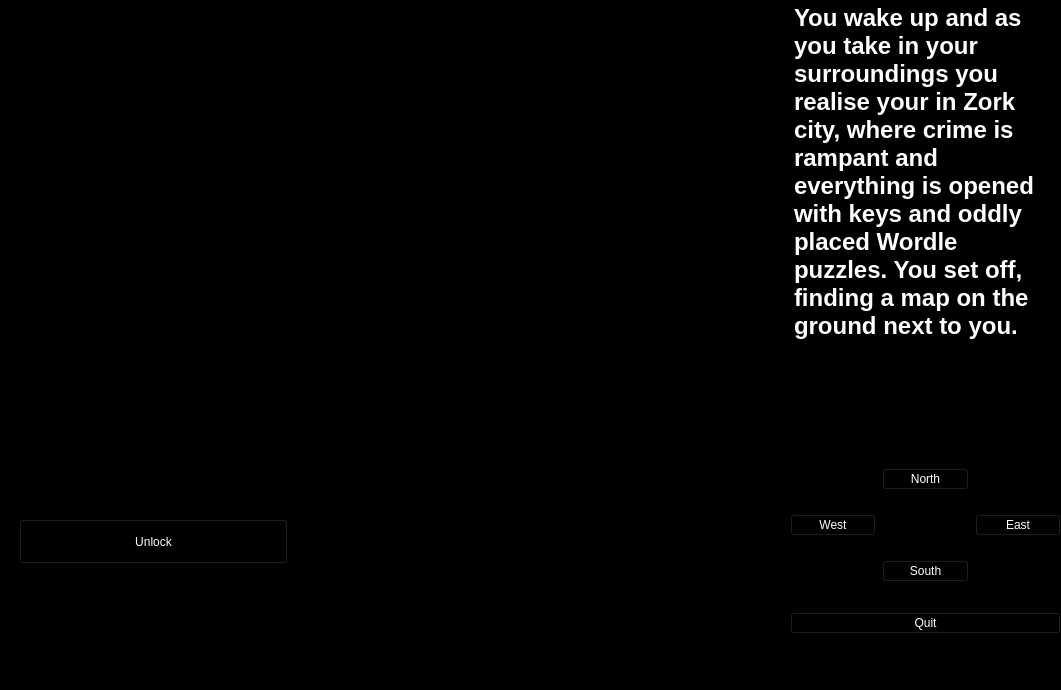
Before: the Qt Designer form ZorkQT/mainwindow.ui in Jackobrien4555/CS4076-Zork, drawn with Qt 5.
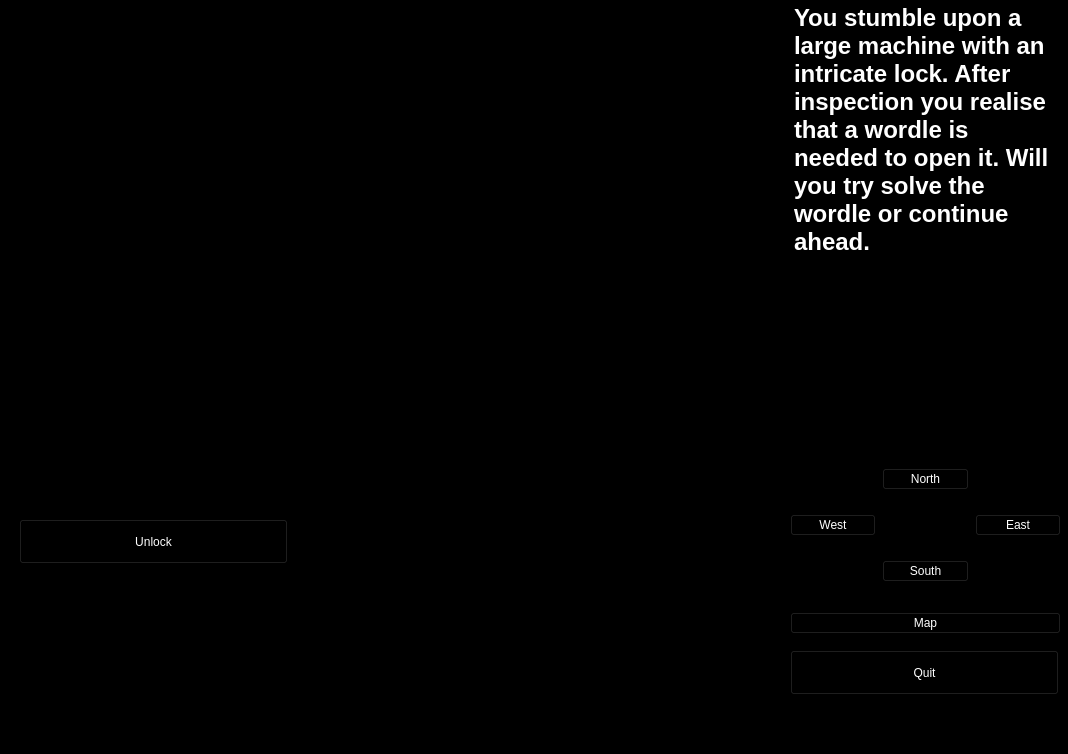
After: the same form once the commit is applied. The open tabs and pages were chosen to show the change. Icons and pictures are not drawn.

Commit message: Finally have wordle code working, now cleaning up

What changed in the file:
```diff
--- a/ZorkQT/mainwindow.ui
+++ b/ZorkQT/mainwindow.ui
@@ -6,8 +6,8 @@
    <rect>
     <x>0</x>
     <y>0</y>
-    <width>1061</width>
-    <height>690</height>
+    <width>1068</width>
+    <height>754</height>
    </rect>
   </property>
   <property name="windowTitle">
@@ -191,6 +191,25 @@
          </property>
         </widget>
        </widget>
+       <widget class="QWidget" name="wordlePage">
+        <widget class="QTextEdit" name="textEdit_11">
+         <property name="geometry">
+          <rect>
+           <x>0</x>
+           <y>0</y>
+           <width>271</width>
+           <height>451</height>
+          </rect>
+         </property>
+         <property name="html">
+          <string>&lt;!DOCTYPE HTML PUBLIC &quot;-//W3C//DTD HTML 4.0//EN&quot; &quot;http://www.w3.org/TR/REC-html40/strict.dtd&quot;&gt;
+&lt;html&gt;&lt;head&gt;&lt;meta name=&quot;qrichtext&quot; content=&quot;1&quot; /&gt;&lt;meta charset=&quot;utf-8&quot; /&gt;&lt;style type=&quot;text/css&quot;&gt;
+p, li { white-space: pre-wrap; }
+&lt;/style&gt;&lt;/head&gt;&lt;body style=&quot; font-family:'Segoe UI'; font-size:9pt; font-weight:400; font-style:normal;&quot;&gt;
+&lt;p style=&quot; margin-top:0px; margin-bottom:0px; margin-left:0px; margin-right:0px; -qt-block-indent:0; text-indent:0px;&quot;&gt;&lt;span style=&quot; font-size:18pt; font-weight:700;&quot;&gt;You stumble upon a large machine with an intricate lock. After inspection you realise that a wordle is needed to open it. Will you try solve the wordle or continue ahead.&lt;/span&gt;&lt;/p&gt;&lt;/body&gt;&lt;/html&gt;</string>
+         </property>
+        </widget>
+       </widget>
        <widget class="QWidget" name="b_2">
         <widget class="QTextEdit" name="textEdit_2">
          <property name="geometry">
@@ -377,14 +396,14 @@
     </property>
     <layout class="QVBoxLayout" name="verticalLayout_5">
      <item>
-      <widget class="QPushButton" name="Quit">
+      <widget class="QPushButton" name="Map_2">
        <property name="styleSheet">
         <string notr="true">font: 600 16pt &quot;Yu Gothic UI Semibold&quot;;
 background-color: rgb(0, 0, 0);
 </string>
        </property>
        <property name="text">
-        <string>Quit</string>
+        <string>Map</string>
        </property>
       </widget>
      </item>
@@ -514,6 +533,24 @@
      </widget>
     </widget>
    </widget>
+   <widget class="QPushButton" name="Quit">
+    <property name="geometry">
+     <rect>
+      <x>790</x>
+      <y>650</y>
+      <width>269</width>
+      <height>45</height>
+     </rect>
+    </property>
+    <property name="styleSheet">
+     <string notr="true">font: 600 16pt &quot;Yu Gothic UI Semibold&quot;;
+background-color: rgb(0, 0, 0);
+</string>
+    </property>
+    <property name="text">
+     <string>Quit</string>
+    </property>
+   </widget>
   </widget>
   <widget class="QMenuBar" name="menubar">
    <property name="geometry">
```
Left out of the diff: 24 changed lines with no effect on the pictures. The commit also changes 17 other files.
